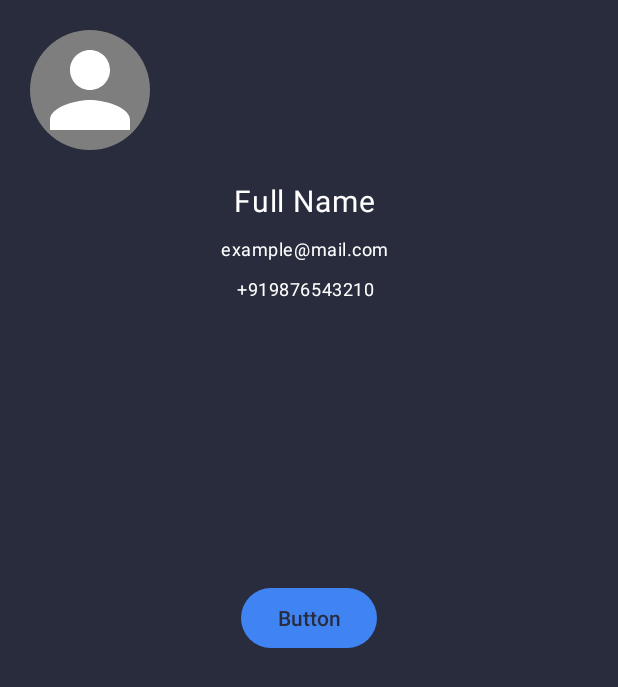
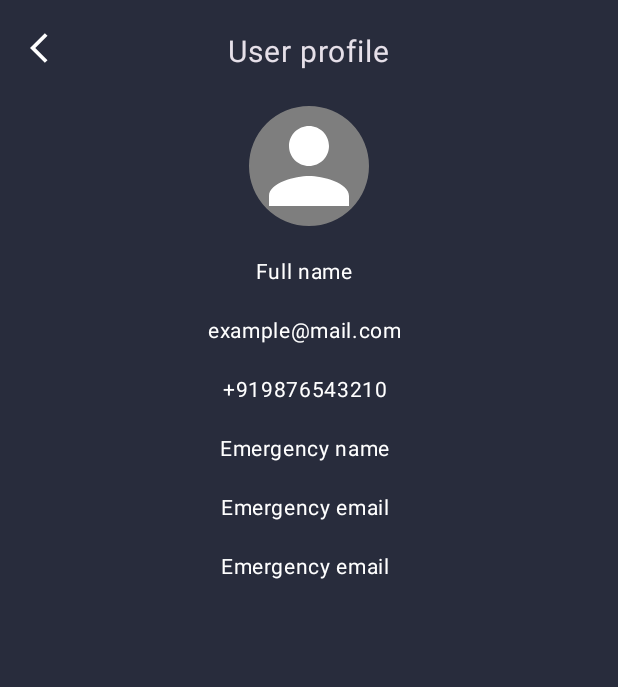
Before and after one commit to gourabsingha1/FD-Care, an Android app: the layout activity_profile.xml on its own in the app's theme, with its tools: preview values and no code run, on a phone screen of 412 x 824 dp. Shown: the top 687 px of the screen. Run offline under Robolectric (Android 15) with nearby library versions, the phone set to English and light mode, and no system bars.

Commit message:
Second commit

```diff
--- a/app/build.gradle.kts
+++ b/app/build.gradle.kts
@@ -43,7 +43,7 @@ dependencies {
 
     implementation("androidx.core:core-ktx:1.12.0")
     implementation("androidx.appcompat:appcompat:1.6.1")
-    implementation("com.google.android.material:material:1.9.0")
+    implementation("com.google.android.material:material:1.10.0")
     implementation("androidx.constraintlayout:constraintlayout:2.1.4")
     implementation("com.google.firebase:firebase-auth-ktx:22.1.2")
     implementation("com.google.firebase:firebase-database-ktx:20.2.2")
--- a/app/src/main/AndroidManifest.xml
+++ b/app/src/main/AndroidManifest.xml
@@ -6,6 +6,7 @@
     <uses-feature
         android:name="android.hardware.camera"
         android:required="false" />
+
     <uses-permission android:name="android.permission.HIGH_SAMPLING_RATE_SENSORS" />
     <uses-permission android:name="android.permission.INTERNET" />
     <uses-permission android:name="android.permission.CAMERA" />
@@ -32,7 +33,7 @@
         <activity
             android:name=".activity.SignUpEmailActivity"
             android:exported="false"
-            android:windowSoftInputMode="adjustPan" />
+            android:windowSoftInputMode="adjustResize" />
         <activity
             android:name=".activity.LoginPhoneActivity"
             android:exported="false"
@@ -43,7 +44,8 @@
             android:windowSoftInputMode="adjustResize" />
         <activity
             android:name=".activity.HomeActivity"
-            android:exported="false" />
+            android:exported="false"
+            android:windowSoftInputMode="adjustResize" />
         <activity
             android:name=".activity.LoginOptionsActivity"
             android:exported="true"
--- a/app/src/main/java/com/example/fdcare/activity/SignUpEmailActivity.kt
+++ b/app/src/main/java/com/example/fdcare/activity/SignUpEmailActivity.kt
@@ -136,16 +136,16 @@ class SignUpEmailActivity : AppCompatActivity() {
         hashMap["emergencyPhoneCode"] = emergencyPhoneCode
         hashMap["emergencyPhoneNumber"] = emergencyPhoneNumber
 
+        progressDialog.dismiss()
+
         // set data to firebase realtime db
         val reference = FirebaseDatabase.getInstance().getReference("Users")
         reference.child(registeredUserId!!).setValue(hashMap).addOnSuccessListener {
-            progressDialog.dismiss()
             Toast.makeText(this, "Successfully Signed Up", Toast.LENGTH_SHORT).show()
             startActivity(Intent(this, HomeActivity::class.java))
             finishAffinity()
         }.addOnFailureListener { e ->
             Toast.makeText(this, e.toString(), Toast.LENGTH_LONG).show()
-            progressDialog.dismiss()
         }
     }
 }
--- a/app/src/main/res/layout/activity_profile.xml
+++ b/app/src/main/res/layout/activity_profile.xml
@@ -1,12 +1,36 @@
 <?xml version="1.0" encoding="utf-8"?>
-<androidx.constraintlayout.widget.ConstraintLayout xmlns:android="http://schemas.android.com/apk/res/android"
+<ScrollView xmlns:android="http://schemas.android.com/apk/res/android"
     xmlns:app="http://schemas.android.com/apk/res-auto"
     xmlns:tools="http://schemas.android.com/tools"
     android:layout_width="match_parent"
     android:layout_height="match_parent"
+    android:background="@color/backColor"
     android:padding="20dp"
-    android:background="@color/backColor"
     tools:context=".activity.ProfileActivity">
+
+    <androidx.constraintlayout.widget.ConstraintLayout
+        android:layout_width="match_parent"
+        android:layout_height="wrap_content"
+        android:background="@color/backColor">
+
+        <ImageView
+            android:id="@+id/ivProfileBack"
+            android:layout_width="wrap_content"
+            android:layout_height="wrap_content"
+            android:src="@drawable/baseline_arrow_back_ios_24"
+            app:layout_constraintStart_toStartOf="parent"
+            app:layout_constraintTop_toTopOf="parent" />
+
+        <TextView
+            android:id="@+id/tvProfileProfile"
+            style="@style/TextAppearance.MaterialComponents.Body1"
+            android:layout_width="wrap_content"
+            android:layout_height="wrap_content"
+            android:text="User profile"
+            android:textSize="20sp"
+            app:layout_constraintEnd_toEndOf="parent"
+            app:layout_constraintStart_toStartOf="parent"
+            app:layout_constraintTop_toTopOf="parent" />
 
         <com.google.android.material.imageview.ShapeableImageView
             android:id="@+id/ivProfileProfilePic"
@@ -14,9 +38,11 @@
             android:layout_height="80dp"
             android:background="@color/grey"
             android:scaleType="centerCrop"
+            android:layout_marginTop="23dp"
             android:src="@drawable/ic_person_white"
+            app:layout_constraintTop_toBottomOf="@id/tvProfileProfile"
+            app:layout_constraintEnd_toEndOf="parent"
             app:layout_constraintStart_toStartOf="parent"
-        app:layout_constraintTop_toTopOf="parent"
             app:shapeAppearanceOverlay="@style/ImageStyle_Circle" />
 
         <TextView
@@ -26,21 +52,21 @@
             android:layout_height="wrap_content"
             android:layout_marginTop="20dp"
             android:textColor="@color/white"
-        android:textSize="20sp"
+            android:textSize="14sp"
             app:layout_constraintEnd_toEndOf="parent"
             app:layout_constraintHorizontal_bias="0.49"
             app:layout_constraintStart_toStartOf="parent"
             app:layout_constraintTop_toBottomOf="@id/ivProfileProfilePic"
-        tools:text="Full Name" />
+            tools:text="Full name" />
 
         <TextView
             android:id="@+id/tvProfileEmail"
             style="@style/TextAppearance.MaterialComponents.Body1"
             android:layout_width="wrap_content"
             android:layout_height="wrap_content"
-        android:layout_marginTop="10dp"
+            android:layout_marginTop="20dp"
             android:textColor="@color/white"
-        android:textSize="12sp"
+            android:textSize="14sp"
             app:layout_constraintEnd_toEndOf="@+id/tvProfileName"
             app:layout_constraintStart_toStartOf="@+id/tvProfileName"
             app:layout_constraintTop_toBottomOf="@id/tvProfileName"
@@ -51,24 +77,53 @@
             style="@style/TextAppearance.MaterialComponents.Body1"
             android:layout_width="wrap_content"
             android:layout_height="wrap_content"
-        android:layout_marginTop="10dp"
+            android:layout_marginTop="20dp"
             android:textColor="@color/white"
-        android:textSize="12sp"
+            android:textSize="14sp"
             app:layout_constraintEnd_toEndOf="@+id/tvProfileEmail"
             app:layout_constraintStart_toStartOf="@+id/tvProfileEmail"
             app:layout_constraintTop_toBottomOf="@id/tvProfileEmail"
             tools:text="+919876543210" />
 
-    <Button
-        android:id="@+id/button"
+        <TextView
+            android:id="@+id/tvProfileEmergencyName"
+            style="@style/TextAppearance.MaterialComponents.Body1"
             android:layout_width="wrap_content"
             android:layout_height="wrap_content"
-        android:text="Button"
-        app:layout_constraintBottom_toBottomOf="parent"
-        app:layout_constraintEnd_toEndOf="parent"
-        app:layout_constraintHorizontal_bias="0.5"
-        app:layout_constraintStart_toStartOf="parent"
-        app:layout_constraintTop_toTopOf="parent"
-        app:layout_constraintVertical_bias="0.5" />
+            android:layout_marginTop="20dp"
+            android:textColor="@color/white"
+            android:textSize="14sp"
+            app:layout_constraintEnd_toEndOf="@+id/tvProfilePhone"
+            app:layout_constraintStart_toStartOf="@+id/tvProfilePhone"
+            app:layout_constraintTop_toBottomOf="@id/tvProfilePhone"
+            tools:text="Emergency name" />
+
+        <TextView
+            android:id="@+id/tvProfileEmergencyEmail"
+            style="@style/TextAppearance.MaterialComponents.Body1"
+            android:layout_width="wrap_content"
+            android:layout_height="wrap_content"
+            android:layout_marginTop="20dp"
+            android:textColor="@color/white"
+            android:textSize="14sp"
+            app:layout_constraintEnd_toEndOf="@+id/tvProfileEmergencyName"
+            app:layout_constraintStart_toStartOf="@+id/tvProfileEmergencyName"
+            app:layout_constraintTop_toBottomOf="@id/tvProfileEmergencyName"
+            tools:text="Emergency email" />
+
+        <TextView
+            android:id="@+id/tvProfileEmergencyPhone"
+            style="@style/TextAppearance.MaterialComponents.Body1"
+            android:layout_width="wrap_content"
+            android:layout_height="wrap_content"
+            android:layout_marginTop="20dp"
+            android:textColor="@color/white"
+            android:textSize="14sp"
+            app:layout_constraintEnd_toEndOf="@+id/tvProfileEmergencyEmail"
+            app:layout_constraintStart_toStartOf="@+id/tvProfileEmergencyEmail"
+            app:layout_constraintTop_toBottomOf="@id/tvProfileEmergencyEmail"
+            tools:text="Emergency email" />
 
     </androidx.constraintlayout.widget.ConstraintLayout>
+
+</ScrollView>
```
Also changed, not shown: app/src/main/java/com/example/fdcare/activity/EditProfileActivity.kt (+39 -26 lines), app/src/main/java/com/example/fdcare/activity/ProfileActivity.kt (+26 -9 lines), app/src/main/res/layout/activity_edit_profile.xml (+28 -22 lines), app/src/main/res/layout/activity_sign_up_email.xml (+12 -7 lines). Lines whose indentation alone changed are shown as unchanged.
